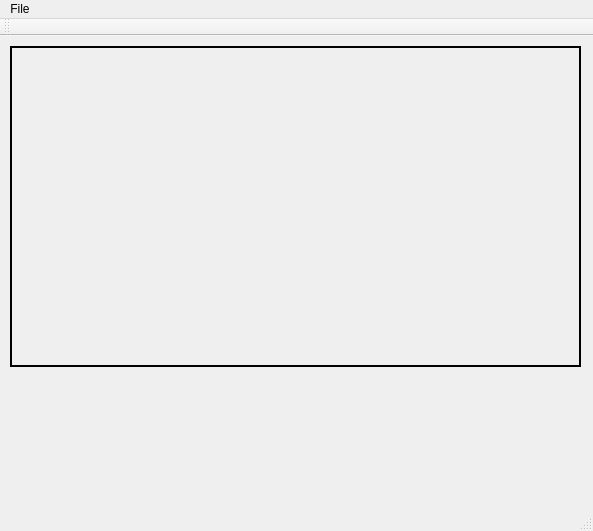
Above: BMPOtherEnd/BMPOtherEnd/BMPOtherEnd.ui from seanboyy/BitmapIO before the change. Below: the same form after it.
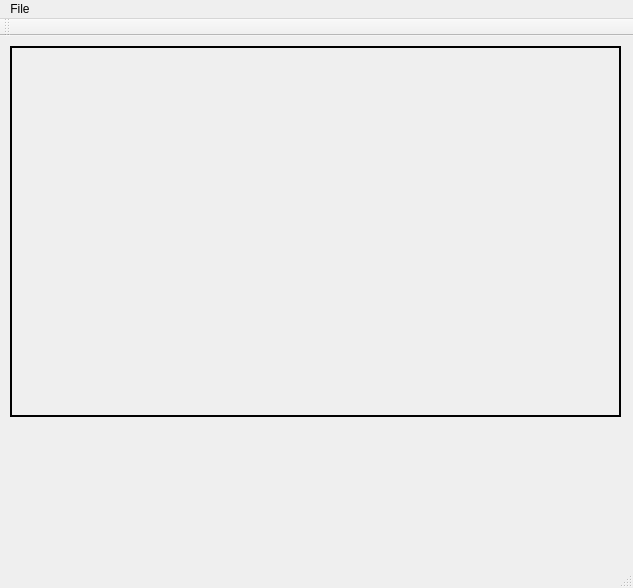
That is the form after the change.

The edit to the form file:
```diff
--- a/BMPOtherEnd/BMPOtherEnd/BMPOtherEnd.ui
+++ b/BMPOtherEnd/BMPOtherEnd/BMPOtherEnd.ui
@@ -6,8 +6,8 @@
    <rect>
     <x>0</x>
     <y>0</y>
-    <width>593</width>
-    <height>531</height>
+    <width>633</width>
+    <height>588</height>
    </rect>
   </property>
   <property name="windowTitle">
@@ -19,8 +19,8 @@
      <rect>
       <x>10</x>
       <y>10</y>
-      <width>571</width>
-      <height>321</height>
+      <width>611</width>
+      <height>371</height>
      </rect>
     </property>
     <property name="frameShape">
@@ -36,7 +36,7 @@
     <rect>
      <x>0</x>
      <y>0</y>
-     <width>593</width>
+     <width>633</width>
      <height>21</height>
     </rect>
    </property>
```
Left out of the diff: 17 changed lines with no effect on the pictures.
